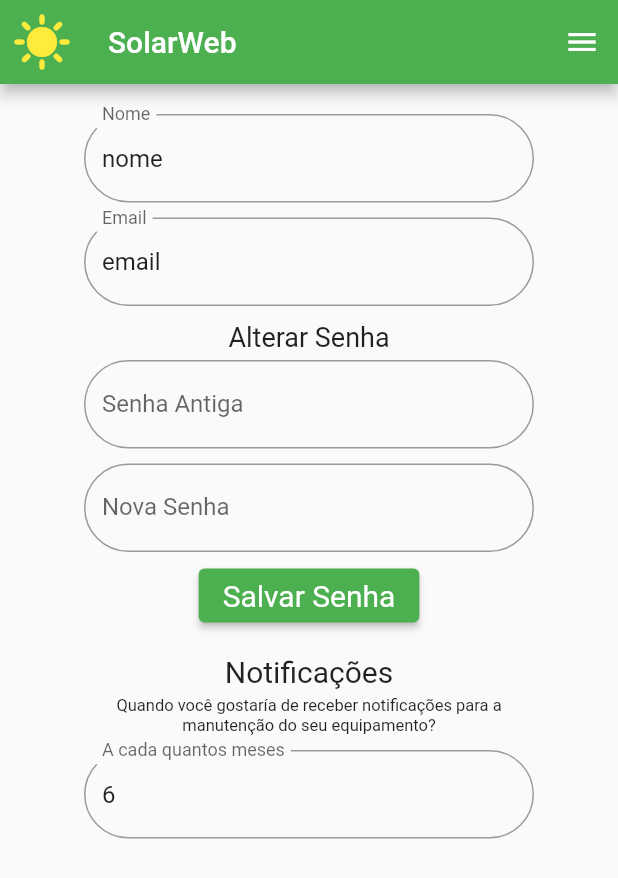
After one commit to CesarVales/solarWeb, a Flutter app: the conta screen opened directly, on a phone screen of 412 x 824 dp. The commit adds this screen. Shown: the top 878 px of the screen. Run offline on Flutter 3.47's test engine with Material 2 defaults, Android fonts, the phone set to English and light mode, and no system bars; our stand-ins replace flutter_staggered_animations, geolocator, get, google_maps_flutter; missing offline and left inert: flutter_config, google_places_for_flutter, map; network calls fail.

Commit message:
minhaconta e novamanutencao

```diff
--- /dev/null
+++ b/lib/minha_conta.dart
@@ -0,0 +1,219 @@
+import 'package:flutter/cupertino.dart';
+import 'package:flutter/material.dart';
+import 'package:flutter/services.dart';
+// import 'package:get/get.dart';
+import 'package:solar_web/AppBarWidget.dart';
+import 'package:solar_web/drawer.dart';
+import 'newAccount.dart';
+import 'home.dart';
+import 'login.dart';
+import 'newLocale.dart';
+
+
+class conta extends StatelessWidget {
+  final _nome = TextEditingController();
+  final _email = TextEditingController();
+  final _meses = TextEditingController();
+  final GlobalKey<FormState> _formKey = GlobalKey<FormState>();
+  final _scaffoldKey = GlobalKey<ScaffoldState>();
+
+  @override
+  Widget build(BuildContext context) {
+    _nome.text = "nome";
+    _email.text = "email";
+    _meses.text = '6';
+    return Scaffold(
+      key: _scaffoldKey,
+
+      appBar: AppBarWidget(scaffoldKey: _scaffoldKey,
+
+      ),
+      drawer: drawer(),
+
+      // appBar: AppBar(
+      //   title: Text('Minha Conta'), backgroundColor: Colors.green,
+      //   leading: Icon(Icons.sunny, color: Colors.yellow, size: 40,),
+      //   actions: [
+      //     IconButton(
+      //       icon: Icon(Icons.menu),
+      //       onPressed: () {
+      //         Scaffold.of(context).openDrawer(); // exibe o novo Drawer
+      //       },
+      //     ),
+      //   ],
+      // ),
+      body: Container(
+        child: Column(
+          children: <Widget>[
+            const SizedBox(
+              height: 20,
+            ),
+            SizedBox(
+              width: 300.0,
+              child: TextField(
+                readOnly: true,
+                decoration: InputDecoration(
+                  border: OutlineInputBorder(
+                    borderRadius: BorderRadius.circular(60),
+
+                  ),
+                  labelText: 'Nome',
+                ),
+                controller: _nome,
+
+              ),
+            ),
+            const SizedBox(
+              child: SizedBox(
+                  width: 10.0,
+                  height: 10.0
+              ),
+            ),
+            SizedBox(
+              width: 300.0,
+              child: TextField(
+                readOnly: true,
+                decoration: InputDecoration(
+                  border: OutlineInputBorder(
+                    borderRadius: BorderRadius.circular(60),
+
+                  ),
+                  labelText: 'Email',
+                ),
+                controller: _email,
+
+              ),
+            ),
+            const SizedBox(
+              child: SizedBox(
+                  width: 10.0,
+                  height: 10.0
+              ),
+            ),
+            const SizedBox(
+              width: 300,
+              child: Text(
+                "Alterar Senha",
+                textAlign: TextAlign.center,
+                style: TextStyle(
+                  fontSize: 18,
+                ),
+              ),
+            ),
+            const SizedBox(
+              child: SizedBox(
+                  width: 10.0,
+                  height: 5.0
+              ),
+            ),
+            SizedBox(
+              width: 300.0,
+              child: TextField(
+                decoration: InputDecoration(
+                  border: OutlineInputBorder(
+                    borderRadius: BorderRadius.circular(60),
+
+                  ),
+                  labelText: 'Senha Antiga',
+                ),
+              ),
+            ),
+            const SizedBox(
+              child: SizedBox(
+                  width: 10.0,
+                  height: 10.0
+              ),
+            ),
+            SizedBox(
+              width: 300.0,
+              child: TextField(
+                decoration: InputDecoration(
+                  border: OutlineInputBorder(
+                    borderRadius: BorderRadius.circular(60),
+
+                  ),
+                  labelText: 'Nova Senha',
+                ),
+              ),
+            ),
+            const SizedBox(
+              child: SizedBox(
+                  width: 10.0,
+                  height: 5.0
+              ),
+            ),
+            ElevatedButton(
+              style: ElevatedButton.styleFrom(
+                  textStyle: const TextStyle(fontSize: 20)),
+              onPressed: () {
+              },
+              child: Text('Salvar Senha'),
+            ),
+            const SizedBox(
+              child: SizedBox(
+                  width: 10.0,
+                  height: 15.0
+              ),
+            ),
+            const SizedBox(
+              width: 300,
+              child: Text(
+                "Notificações",
+                textAlign: TextAlign.center,
+                style: TextStyle(
+                  fontSize: 20,
+                ),
+              ),
+            ),
+            const SizedBox(
+              child: SizedBox(
+                  width: 10.0,
+                  height: 5.0
+              ),
+            ),
+            const SizedBox(
+              width: 300,
+              child: Text(
+                "Quando você gostaría de receber notificações para a manutenção do seu equipamento?",
+                textAlign: TextAlign.center,
+                style: TextStyle(
+                  fontSize: 11,
+                ),
+              ),
+            ),
+            const SizedBox(
+              child: SizedBox(
+                  width: 10.0,
+                  height: 10.0
+              ),
+            ),
+            SizedBox(
+              width: 300.0,
+              child: TextField(
+                decoration: InputDecoration(
+                  border: OutlineInputBorder(
+                    borderRadius: BorderRadius.circular(60),
+
+                  ),
+                  labelText: 'A cada quantos meses',
+                ),
+                keyboardType: TextInputType.number,
+                inputFormatters: <TextInputFormatter>[
+                  FilteringTextInputFormatter.digitsOnly
+                ],
+                controller: _meses,
+              ),
+            ),
+
+            Row(
+              mainAxisAlignment: MainAxisAlignment.center,
+            )
+          ],
+        ),
+      ),
+    );
+  }
+
+  _onClickNew(BuildContext context) {
+    }
+  }
--- a/pubspec.yaml
+++ b/pubspec.yaml
@@ -33,6 +33,7 @@ dependencies:
   get:
   geolocator: ^9.0.2
   map: any
+  intl: ^0.17.0
   flutter_config: ^2.0.0
   google_maps_flutter: ^2.0.6
   flutter_dotenv: ^3.1.0
```
Also changed, not shown: lib/drawer.dart (+12 -1 lines), lib/newManutencao.dart (added, +177 -0 lines), pubspec.lock.
